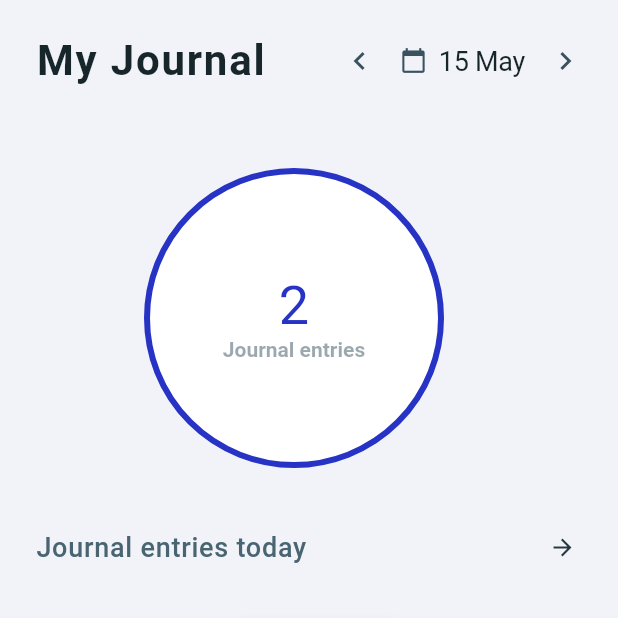
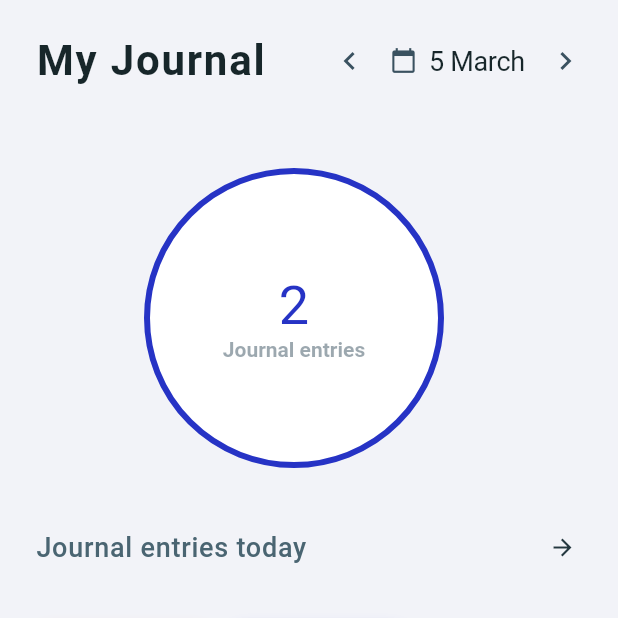
Before and after one commit to free-coffee-unihack-2023/mental-health-app, a Flutter app: the screen it shows after launch, on a phone screen of 412 x 824 dp, the top half of it. Run offline on Flutter 3.47's test engine with Material 2 defaults, Android fonts, the phone set to English and light mode, and no system bars.

Commit message:
Fixed date

```diff
--- a/flutter-app/best_flutter_ui_templates/lib/fitness_app/my_journal/my_journal_screen.dart
+++ b/flutter-app/best_flutter_ui_templates/lib/fitness_app/my_journal/my_journal_screen.dart
@@ -226,7 +226,7 @@ class _MyJournalScreenState extends State<MyJournalScreen>
                                     ),
                                   ),
                                   Text(
-                                    '15 May',
+                                    '5 March',
                                     textAlign: TextAlign.left,
                                     style: TextStyle(
                                       fontFamily: FitnessAppTheme.fontName,
--- a/flutter-app/best_flutter_ui_templates/lib/fitness_app/training/training_screen.dart
+++ b/flutter-app/best_flutter_ui_templates/lib/fitness_app/training/training_screen.dart
@@ -251,7 +251,7 @@ class _TrainingScreenState extends State<TrainingScreen>
                                     ),
                                   ),
                                   Text(
-                                    '15 May',
+                                    '5 March',
                                     textAlign: TextAlign.left,
                                     style: TextStyle(
                                       fontFamily: FitnessAppTheme.fontName,
```
